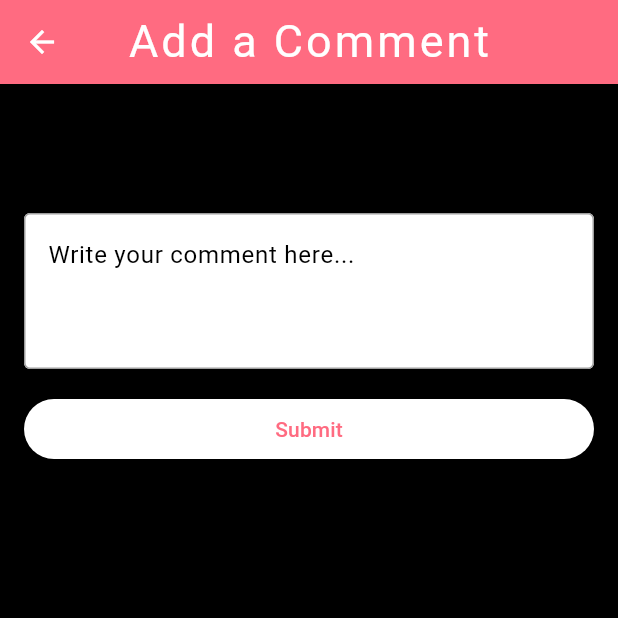
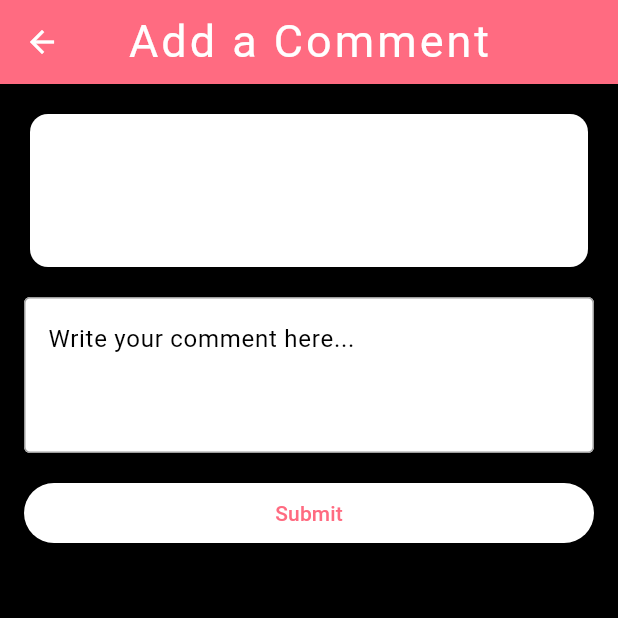
Before and after one commit to KrzysKond/jimbro-mobile, a Flutter app: the AddCommentScreen screen opened directly with empty values, on a phone screen of 412 x 824 dp, the top half of it. Run offline on Flutter 3.47's test engine with Material 3 defaults, Android fonts, the phone set to English and light mode, and no system bars; our stand-ins replace easy_date_timeline, flutter_secure_storage, image_picker; missing offline and left inert: dart:ffi; accounts and stored records are empty.

Commit message:
minor UI fixes for comments

```diff
--- a/lib/screens/comments/add_comments.dart
+++ b/lib/screens/comments/add_comments.dart
@@ -64,16 +64,26 @@ class _AddCommentScreenState extends State<AddCommentScreen> {
         ),
       ),
       body: SafeArea(
+        child: SingleChildScrollView(
           child: Padding(
             padding: const EdgeInsets.all(16.0),
-          child: SingleChildScrollView(
+            child: Center(
               child: Column(
                 crossAxisAlignment: CrossAxisAlignment.stretch,
                 children: [
+                  Card(
+                    elevation: 4,
+                    shape: RoundedRectangleBorder(
+                      borderRadius: BorderRadius.circular(12),
+                    ),
+                    child: Padding(
+                      padding: const EdgeInsets.all(16.0),
+                      child: Column(
+                        children: [
                           Text(
                             widget.title,
-                  style: const TextStyle(
-                    color: Colors.white,
+                            style: TextStyle(
+                              color: Theme.of(context).colorScheme.primary,
                               fontSize: 24,
                               fontWeight: FontWeight.bold,
                               letterSpacing: 1.2,
@@ -100,6 +110,11 @@ class _AddCommentScreenState extends State<AddCommentScreen> {
                                 textAlign: TextAlign.center,
                               ),
                             ),
+                        ],
+                      ),
+                    ),
+                  ),
+                  const SizedBox(height: 16),
                   TextField(
                     controller: _commentController,
                     decoration: const InputDecoration(
@@ -128,6 +143,7 @@ class _AddCommentScreenState extends State<AddCommentScreen> {
             ),
           ),
         ),
+      ),
     );
   }
 }
```
Also changed, not shown: lib/screens/comments/comments_screen.dart (+15 -3 lines). Lines whose indentation alone changed are shown as unchanged.
